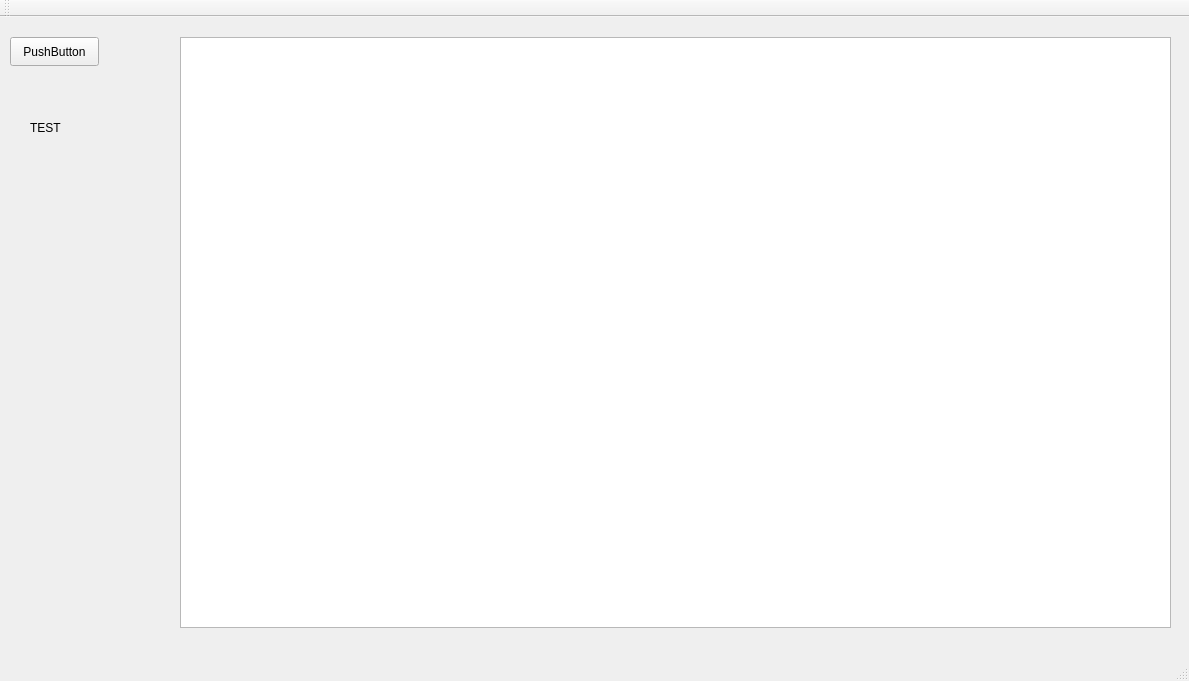
Before: the Qt Designer form src/mainwindow.ui in ragga57/ICP, drawn with Qt 5.
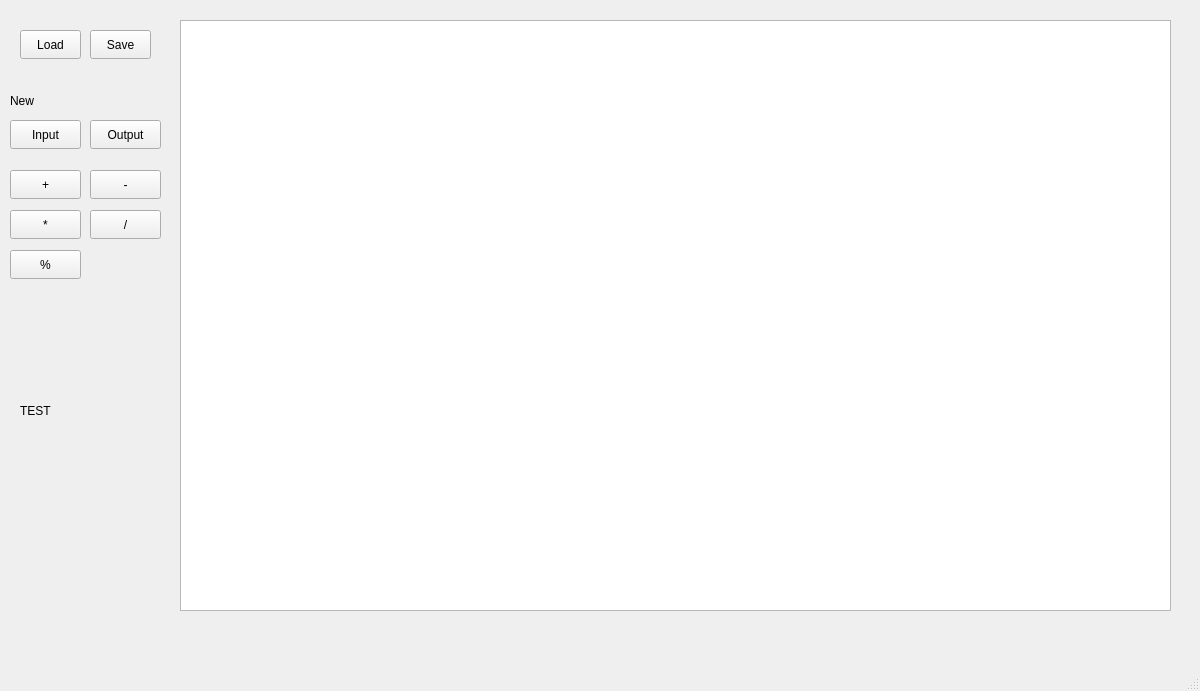
After: the same form once the commit is applied.

Commit message: rewrote oldcode, altered UI, update portsnow works

```diff
--- a/src/mainwindow.ui
+++ b/src/mainwindow.ui
@@ -6,8 +6,8 @@
    <rect>
     <x>0</x>
     <y>0</y>
-    <width>1189</width>
-    <height>681</height>
+    <width>1200</width>
+    <height>691</height>
    </rect>
   </property>
   <property name="maximumSize">
@@ -20,19 +20,6 @@
    <string>MainWindow</string>
   </property>
   <widget class="QWidget" name="centralWidget">
-   <widget class="QPushButton" name="pushButton">
-    <property name="geometry">
-     <rect>
-      <x>10</x>
-      <y>20</y>
-      <width>89</width>
-      <height>29</height>
-     </rect>
-    </property>
-    <property name="text">
-     <string>PushButton</string>
-    </property>
-   </widget>
    <widget class="QGraphicsView" name="graphicsView">
     <property name="geometry">
      <rect>
@@ -46,8 +33,8 @@
    <widget class="QLabel" name="label">
     <property name="geometry">
      <rect>
-      <x>30</x>
-      <y>100</y>
+      <x>20</x>
+      <y>400</y>
       <width>69</width>
       <height>21</height>
      </rect>
@@ -56,6 +43,136 @@
      <string>TEST</string>
     </property>
    </widget>
+   <widget class="QPushButton" name="loadButton">
+    <property name="geometry">
+     <rect>
+      <x>20</x>
+      <y>30</y>
+      <width>61</width>
+      <height>29</height>
+     </rect>
+    </property>
+    <property name="text">
+     <string>Load</string>
+    </property>
+   </widget>
+   <widget class="QPushButton" name="saveButton">
+    <property name="geometry">
+     <rect>
+      <x>90</x>
+      <y>30</y>
+      <width>61</width>
+      <height>29</height>
+     </rect>
+    </property>
+    <property name="text">
+     <string>Save</string>
+    </property>
+   </widget>
+   <widget class="QPushButton" name="inputButton">
+    <property name="geometry">
+     <rect>
+      <x>10</x>
+      <y>120</y>
+      <width>71</width>
+      <height>29</height>
+     </rect>
+    </property>
+    <property name="text">
+     <string>Input</string>
+    </property>
+   </widget>
+   <widget class="QLabel" name="newBoxesLabel">
+    <property name="geometry">
+     <rect>
+      <x>10</x>
+      <y>90</y>
+      <width>69</width>
+      <height>21</height>
+     </rect>
+    </property>
+    <property name="text">
+     <string>New</string>
+    </property>
+   </widget>
+   <widget class="QPushButton" name="outputButton">
+    <property name="geometry">
+     <rect>
+      <x>90</x>
+      <y>120</y>
+      <width>71</width>
+      <height>29</height>
+     </rect>
+    </property>
+    <property name="text">
+     <string>Output</string>
+    </property>
+   </widget>
+   <widget class="QPushButton" name="plusBoxButton">
+    <property name="geometry">
+     <rect>
+      <x>10</x>
+      <y>170</y>
+      <width>71</width>
+      <height>29</height>
+     </rect>
+    </property>
+    <property name="text">
+     <string>+</string>
+    </property>
+   </widget>
+   <widget class="QPushButton" name="minusBoxButton">
+    <property name="geometry">
+     <rect>
+      <x>90</x>
+      <y>170</y>
+      <width>71</width>
+      <height>29</height>
+     </rect>
+    </property>
+    <property name="text">
+     <string>-</string>
+    </property>
+   </widget>
+   <widget class="QPushButton" name="multiBoxButton">
+    <property name="geometry">
+     <rect>
+      <x>10</x>
+      <y>210</y>
+      <width>71</width>
+      <height>29</height>
+     </rect>
+    </property>
+    <property name="text">
+     <string>*</string>
+    </property>
+   </widget>
+   <widget class="QPushButton" name="divideBoxButton">
+    <property name="geometry">
+     <rect>
+      <x>90</x>
+      <y>210</y>
+      <width>71</width>
+      <height>29</height>
+     </rect>
+    </property>
+    <property name="text">
+     <string>/</string>
+    </property>
+   </widget>
+   <widget class="QPushButton" name="modBoxButton">
+    <property name="geometry">
+     <rect>
+      <x>10</x>
+      <y>250</y>
+      <width>71</width>
+      <height>29</height>
+     </rect>
+    </property>
+    <property name="text">
+     <string>%</string>
+    </property>
+   </widget>
   </widget>
   <widget class="QMenuBar" name="menuBar">
    <property name="geometry">
@@ -67,14 +184,6 @@
     </rect>
    </property>
   </widget>
-  <widget class="QToolBar" name="mainToolBar">
-   <attribute name="toolBarArea">
-    <enum>TopToolBarArea</enum>
-   </attribute>
-   <attribute name="toolBarBreak">
-    <bool>false</bool>
-   </attribute>
-  </widget>
   <widget class="QStatusBar" name="statusBar"/>
  </widget>
  <layoutdefault spacing="6" margin="11"/>
```
Left out of the diff: 4 changed lines with no effect on the pictures. The commit also changes 3 other files.
